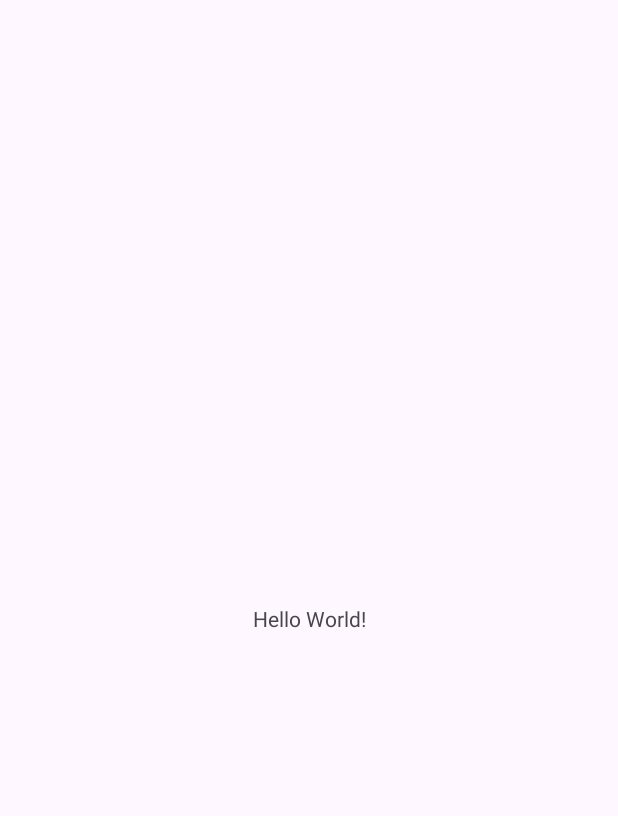
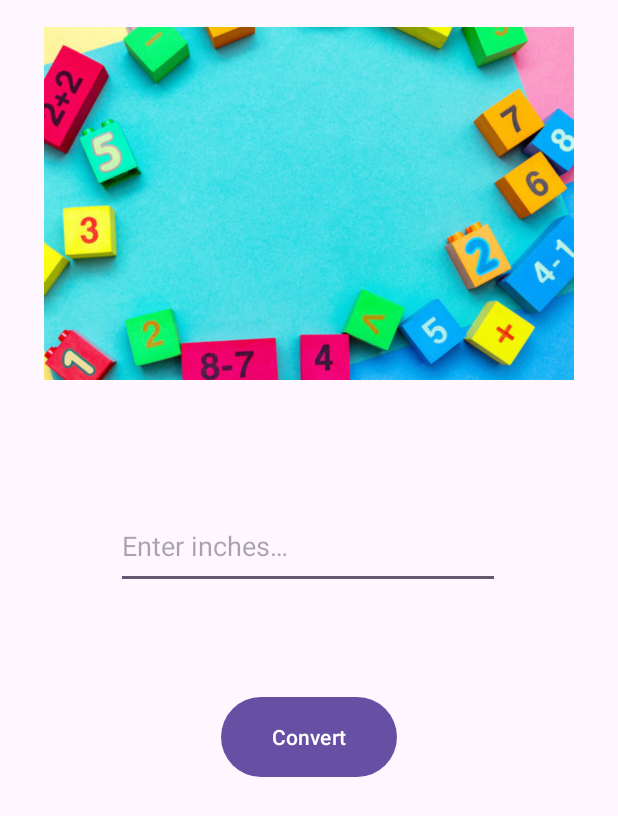
Before and after one commit to Mehrbod-MK/InchesToCentimetersAndroid, an Android app: the screen it shows after launch (MainActivity), on a phone screen of 412 x 824 dp. Before the commit the part shown is almost empty. Shown: the top 816 px of the screen. Run offline under Robolectric (Android 15) with nearby library versions, the phone set to English and light mode, and no system bars.

Commit message:
Initial UI design.

```diff
--- a/app/src/main/res/layout/activity_main.xml
+++ b/app/src/main/res/layout/activity_main.xml
@@ -7,13 +7,47 @@
     android:layout_height="match_parent"
     tools:context=".MainActivity">
 
+    <ImageView
+        android:id="@+id/imageViewBanner"
+        android:layout_width="353dp"
+        android:layout_height="271dp"
+        android:contentDescription="@string/imageViewBanner_AltText"
+        app:layout_constraintEnd_toEndOf="parent"
+        app:layout_constraintStart_toStartOf="parent"
+        app:layout_constraintTop_toTopOf="parent"
+        app:srcCompat="@drawable/mathkids" />
+
+    <EditText
+        android:id="@+id/editTextNumberDecimal"
+        android:layout_width="256dp"
+        android:layout_height="57dp"
+        android:layout_marginTop="64dp"
+        android:ems="10"
+        android:hint="@string/editTextInches_Hint"
+        android:inputType="numberDecimal"
+        app:layout_constraintEnd_toEndOf="parent"
+        app:layout_constraintHorizontal_bias="0.496"
+        app:layout_constraintStart_toStartOf="parent"
+        app:layout_constraintTop_toBottomOf="@+id/imageViewBanner" />
+
+    <Button
+        android:id="@+id/buttonConvert"
+        android:layout_width="117dp"
+        android:layout_height="61dp"
+        android:layout_marginTop="68dp"
+        android:text="@string/buttonConvert_Text"
+        app:layout_constraintEnd_toEndOf="parent"
+        app:layout_constraintStart_toStartOf="parent"
+        app:layout_constraintTop_toBottomOf="@+id/editTextNumberDecimal" />
+
     <TextView
+        android:id="@+id/textViewResult"
         android:layout_width="wrap_content"
         android:layout_height="wrap_content"
-        android:text="Hello World!"
         app:layout_constraintBottom_toBottomOf="parent"
         app:layout_constraintEnd_toEndOf="parent"
         app:layout_constraintStart_toStartOf="parent"
-        app:layout_constraintTop_toTopOf="parent" />
+        app:layout_constraintTop_toBottomOf="@+id/buttonConvert"
+        app:layout_constraintVertical_bias="0.37" />
 
 </androidx.constraintlayout.widget.ConstraintLayout>
--- a/app/src/main/res/values/strings.xml
+++ b/app/src/main/res/values/strings.xml
@@ -1,3 +1,6 @@
 <resources>
     <string name="app_name">InchesToCentimeters</string>
+    <string name="imageViewBanner_AltText">Math\'s banner</string>
+    <string name="buttonConvert_Text">Convert</string>
+    <string name="editTextInches_Hint">Enter inches…</string>
 </resources>
```
